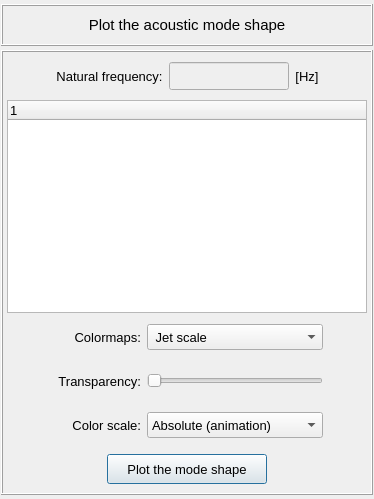
MOPT-UFSC/VIBRA, file vibra/interface/data/ui_files/plots/acoustic/acoustic_mode_shape_inputs.ui: the form before one commit.
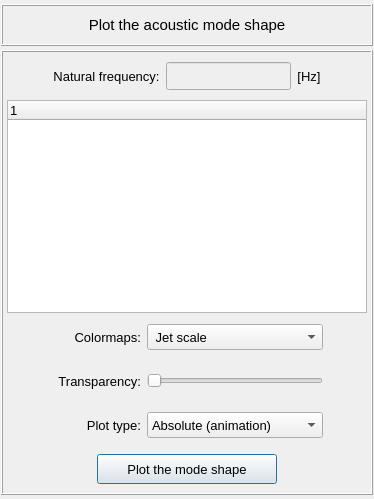
The form after the commit.

The edit to the form file:
```diff
--- a/vibra/interface/data/ui_files/plots/acoustic/acoustic_mode_shape_inputs.ui
+++ b/vibra/interface/data/ui_files/plots/acoustic/acoustic_mode_shape_inputs.ui
@@ -314,7 +314,7 @@
            </property>
            <property name="maximumSize">
             <size>
-             <width>120</width>
+             <width>180</width>
              <height>28</height>
             </size>
            </property>
@@ -427,7 +427,7 @@
            </property>
            <property name="maximumSize">
             <size>
-             <width>160</width>
+             <width>180</width>
              <height>30</height>
             </size>
            </property>
@@ -799,7 +799,7 @@
             </font>
            </property>
            <property name="text">
-            <string>Color scale:</string>
+            <string>Plot type:</string>
            </property>
            <property name="alignment">
             <set>Qt::AlignRight|Qt::AlignTrailing|Qt::AlignVCenter</set>
```
Left out of the diff: 4 changed lines with no effect on the pictures.
